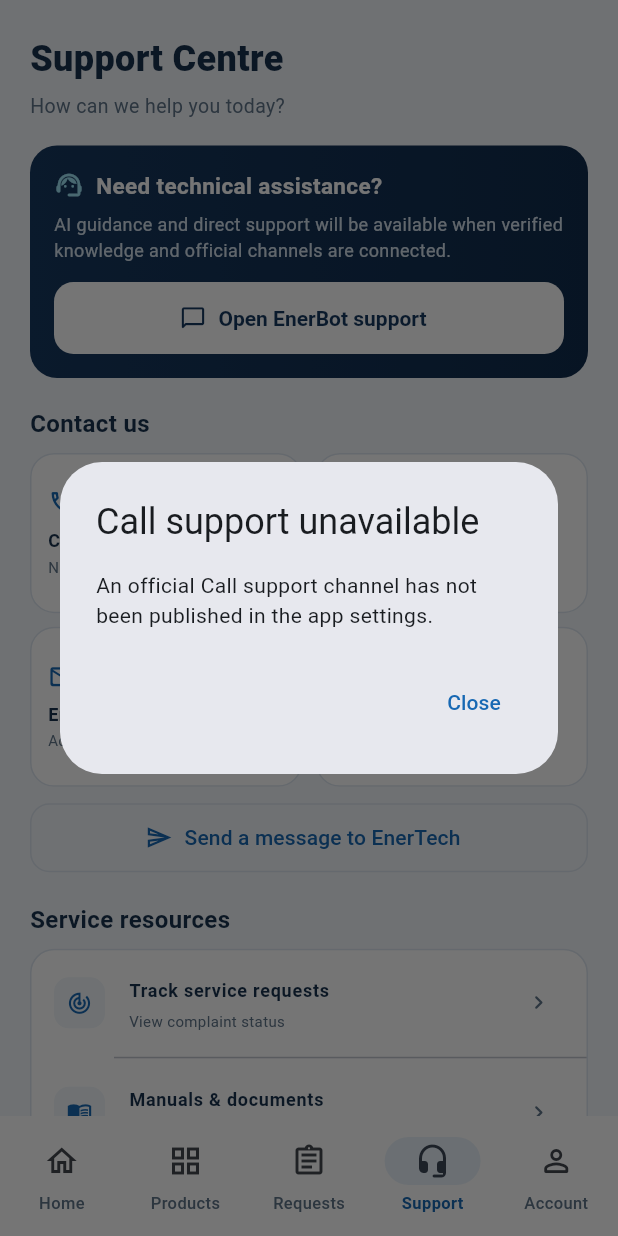
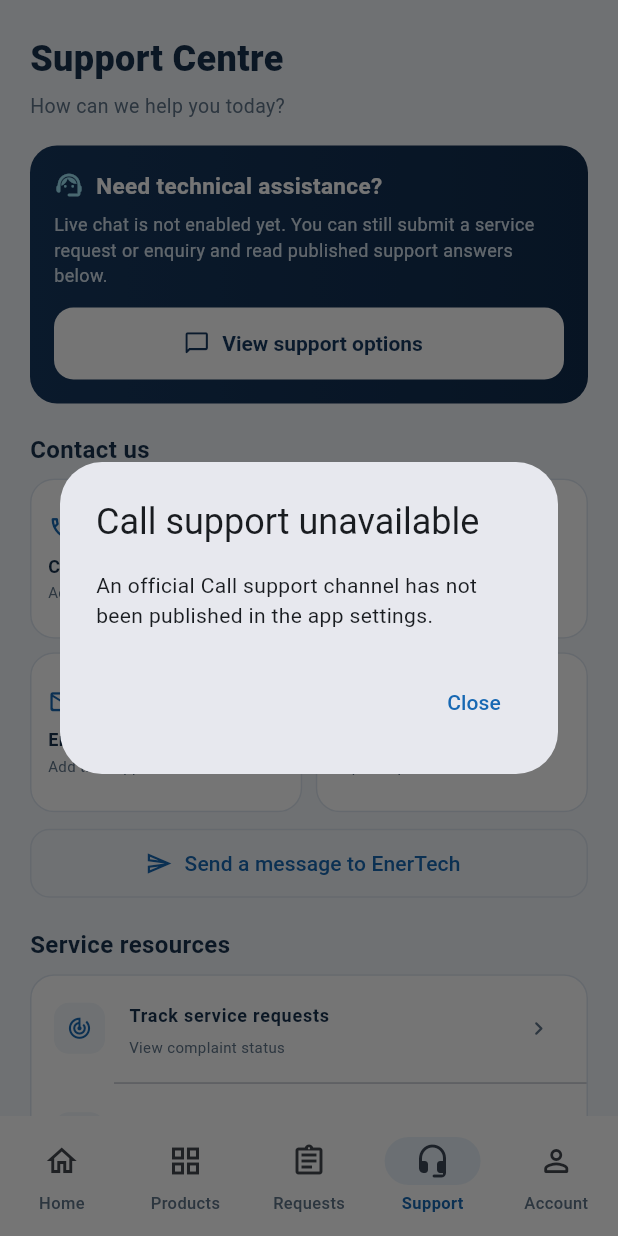
Before and after one commit to ShubhamAnap/enertech-app, a Flutter app: the AppShell screen opened directly, item 4 of the bottom bar chosen, after a tap on "Call support", on a phone screen of 412 x 824 dp. Run offline on Flutter 3.47's test engine with Material 3 defaults, Android fonts, the phone set to English and light mode, and no system bars; our stand-ins replace firebase_auth, firebase_core, flutter_dotenv, google_sign_in, material_ui, shared_preferences and 1 more; accounts and stored records are empty; network calls fail.

Commit message:
fix: improve CMS and customer app production workflows

```diff
--- a/apps/mobile/lib/screens/support_screen.dart
+++ b/apps/mobile/lib/screens/support_screen.dart
@@ -83,6 +83,9 @@ class SupportScreen extends StatelessWidget {
           : const <String, dynamic>{};
       final supportPhone = contacts['support_phone'] as String? ?? '';
       final salesPhone = contacts['sales_phone'] as String? ?? '';
+      final callPhone = supportPhone.trim().isNotEmpty
+          ? supportPhone
+          : salesPhone;
       final whatsapp = contacts['whatsapp_number'] as String? ?? '';
       final supportEmail = contacts['support_email'] as String? ?? '';
       final salesEmail = contacts['sales_email'] as String? ?? '';
@@ -144,7 +147,7 @@ class SupportScreen extends StatelessWidget {
                       ? 'Chat with EnerTech support or connect with our technical team.'
                       : availability.isNotEmpty
                       ? availability
-                      : 'AI guidance and direct support will be available when verified knowledge and official channels are connected.',
+                      : 'Live chat is not enabled yet. You can still submit a service request or enquiry and read published support answers below.',
                   style: const TextStyle(
                     color: Color(0xFFD3E0EC),
                     fontSize: 12,
@@ -169,7 +172,7 @@ class SupportScreen extends StatelessWidget {
                     label: Text(
                       chatAvailable
                           ? 'Start support chat'
-                          : 'Open EnerBot support',
+                          : 'View support options',
                     ),
                   ),
                 ),
@@ -190,20 +193,16 @@ class SupportScreen extends StatelessWidget {
               _ContactCard(
                 icon: Icons.call_outlined,
                 title: 'Call support',
-                detail: supportPhone.isEmpty
-                    ? 'Number not configured'
-                    : supportPhone,
-                onTap: () => _openContact(
-                  context,
-                  supportPhone.isEmpty ? salesPhone : supportPhone,
-                  'Call support',
-                ),
+                detail: callPhone.trim().isEmpty
+                    ? 'Add a phone number in CMS'
+                    : callPhone,
+                onTap: () => _openContact(context, callPhone, 'Call support'),
               ),
               _ContactCard(
                 icon: Icons.chat_outlined,
                 title: 'WhatsApp',
                 detail: whatsapp.isEmpty
-                    ? 'Official account not set'
+                    ? 'Add the official number in CMS'
                     : whatsapp,
                 onTap: () => _openContact(context, whatsapp, 'WhatsApp'),
               ),
@@ -211,7 +210,7 @@ class SupportScreen extends StatelessWidget {
                 icon: Icons.mail_outline_rounded,
                 title: 'Email support',
                 detail: supportEmail.isEmpty
-                    ? 'Address not configured'
+                    ? 'Add the support address in CMS'
                     : supportEmail,
                 onTap: () =>
                     _openContact(context, supportEmail, 'Email support'),
@@ -322,7 +321,7 @@ class SupportScreen extends StatelessWidget {
                   faqSnapshot.data ?? const <Map<String, dynamic>>[];
               if (articles.isEmpty)
                 return const NoticeCard(
-                  message: 'Approved support answers will appear here when they are added and published in the CMS.',
+                  message: 'No support answers are published yet. Submit a service request or enquiry to contact the EnerTech team.',
                 );
               return Column(
                 crossAxisAlignment: CrossAxisAlignment.start,
```
